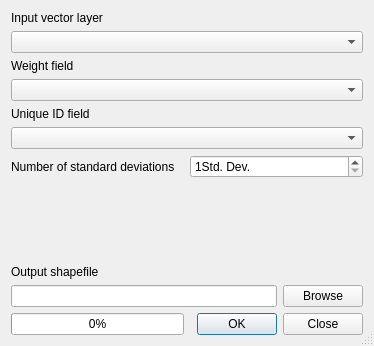
This is python/plugins/fTools/tools/frmMeanCoords.ui in qgis/QGIS as Qt 5 draws it before an edit. The edited form follows.
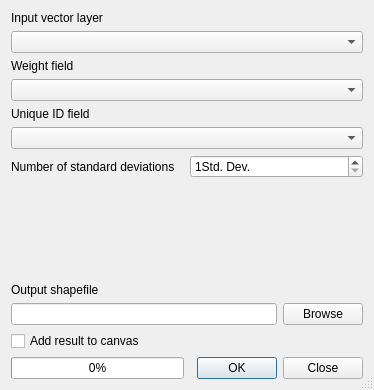
This is the edited form.

Patch:
```diff
--- a/python/plugins/fTools/tools/frmMeanCoords.ui
+++ b/python/plugins/fTools/tools/frmMeanCoords.ui
@@ -10,7 +10,7 @@
     <x>0</x>
     <y>0</y>
     <width>374</width>
-    <height>346</height>
+    <height>390</height>
    </rect>
   </property>
   <property name="windowTitle">
@@ -20,59 +20,49 @@
    <bool>true</bool>
   </property>
   <layout class="QGridLayout" name="gridLayout">
-   <item row="6" column="0">
-    <widget class="QProgressBar" name="progressBar">
-     <property name="value">
-      <number>0</number>
-     </property>
-     <property name="alignment">
-      <set>Qt::AlignCenter</set>
-     </property>
-     <property name="textVisible">
-      <bool>true</bool>
-     </property>
-    </widget>
+   <item row="0" column="0">
+    <layout class="QVBoxLayout">
+     <item>
+      <widget class="QLabel" name="label_3">
+       <property name="text">
+        <string>Input vector layer</string>
+       </property>
+      </widget>
+     </item>
+     <item>
+      <widget class="QComboBox" name="inShape"/>
+     </item>
+    </layout>
    </item>
-   <item row="5" column="0" colspan="2">
+   <item row="1" column="0">
     <layout class="QVBoxLayout">
      <item>
-      <widget class="QLabel" name="label_2">
+      <widget class="QLabel" name="label_weight">
        <property name="text">
-        <string>Output shapefile</string>
+        <string>Weight field</string>
        </property>
       </widget>
      </item>
      <item>
-      <layout class="QHBoxLayout">
-       <item>
-        <widget class="QLineEdit" name="outShape">
-         <property name="readOnly">
-          <bool>true</bool>
-         </property>
-        </widget>
-       </item>
-       <item>
-        <widget class="QPushButton" name="toolOut">
-         <property name="text">
-          <string>Browse</string>
-         </property>
-        </widget>
-       </item>
-      </layout>
+      <widget class="QComboBox" name="weightField"/>
      </item>
     </layout>
    </item>
-   <item row="6" column="1">
-    <widget class="QDialogButtonBox" name="buttonBox_2">
-     <property name="orientation">
-      <enum>Qt::Horizontal</enum>
-     </property>
-     <property name="standardButtons">
-      <set>QDialogButtonBox::Close|QDialogButtonBox::Ok</set>
-     </property>
-    </widget>
+   <item row="2" column="0">
+    <layout class="QVBoxLayout">
+     <item>
+      <widget class="QLabel" name="label_unique">
+       <property name="text">
+        <string>Unique ID field</string>
+       </property>
+      </widget>
+     </item>
+     <item>
+      <widget class="QComboBox" name="uniqueField"/>
+     </item>
+    </layout>
    </item>
-   <item row="3" column="0" colspan="2">
+   <item row="3" column="0">
     <layout class="QHBoxLayout">
      <item>
       <widget class="QLabel" name="label_size">
@@ -96,49 +86,7 @@
      </item>
     </layout>
    </item>
-   <item row="0" column="0" colspan="2">
-    <layout class="QVBoxLayout">
-     <item>
-      <widget class="QLabel" name="label_3">
-       <property name="text">
-        <string>Input vector layer</string>
-       </property>
-      </widget>
-     </item>
-     <item>
-      <widget class="QComboBox" name="inShape"/>
-     </item>
-    </layout>
-   </item>
-   <item row="2" column="0" colspan="2">
-    <layout class="QVBoxLayout">
-     <item>
-      <widget class="QLabel" name="label_unique">
-       <property name="text">
-        <string>Unique ID field</string>
-       </property>
-      </widget>
-     </item>
-     <item>
-      <widget class="QComboBox" name="uniqueField"/>
-     </item>
-    </layout>
-   </item>
-   <item row="1" column="0" colspan="2">
-    <layout class="QVBoxLayout">
-     <item>
-      <widget class="QLabel" name="label_weight">
-       <property name="text">
-        <string>Weight field</string>
-       </property>
-      </widget>
-     </item>
-     <item>
-      <widget class="QComboBox" name="weightField"/>
-     </item>
-    </layout>
-   </item>
-   <item row="4" column="0" colspan="2">
+   <item row="4" column="0">
     <spacer name="verticalSpacer">
      <property name="orientation">
       <enum>Qt::Vertical</enum>
@@ -151,6 +99,69 @@
      </property>
     </spacer>
    </item>
+   <item row="5" column="0">
+    <layout class="QVBoxLayout">
+     <item>
+      <widget class="QLabel" name="label_2">
+       <property name="text">
+        <string>Output shapefile</string>
+       </property>
+      </widget>
+     </item>
+     <item>
+      <layout class="QHBoxLayout">
+       <item>
+        <widget class="QLineEdit" name="outShape">
+         <property name="readOnly">
+          <bool>true</bool>
+         </property>
+        </widget>
+       </item>
+       <item>
+        <widget class="QPushButton" name="toolOut">
+         <property name="text">
+          <string>Browse</string>
+         </property>
+        </widget>
+       </item>
+      </layout>
+     </item>
+    </layout>
+   </item>
+   <item row="6" column="0">
+    <widget class="QCheckBox" name="addToCanvasCheck">
+     <property name="text">
+      <string>Add result to canvas</string>
+     </property>
+    </widget>
+   </item>
+   <item row="7" column="0">
+    <layout class="QHBoxLayout" name="horizontalLayout">
+     <item>
+      <widget class="QProgressBar" name="progressBar">
+       <property name="value">
+        <number>0</number>
+       </property>
+       <property name="alignment">
+        <set>Qt::AlignCenter</set>
+       </property>
+       <property name="textVisible">
+        <bool>true</bool>
+       </property>
+      </widget>
+     </item>
+     <item>
+      <widget class="QDialogButtonBox" name="buttonBox_2">
+       <property name="orientation">
+        <enum>Qt::Horizontal</enum>
+       </property>
+       <property name="standardButtons">
+        <set>QDialogButtonBox::Close|QDialogButtonBox::Ok</set>
+       </property>
+      </widget>
+     </item>
+    </layout>
+   </item>
   </layout>
  </widget>
  <resources/>
```
